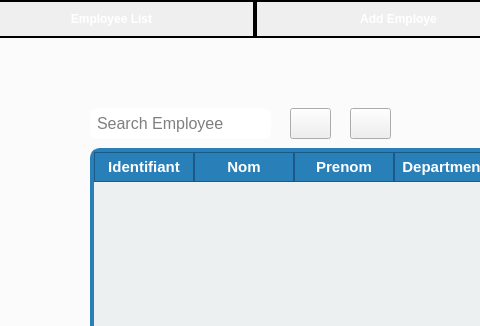
This is employeepage.ui in Projetcpp-2A11/LeagueManagementStudio as Qt 5 draws it before an edit; both pictures show x 152 to 632 and y 0 to 326 of the 1050 by 681 pixel window. The edited form follows.
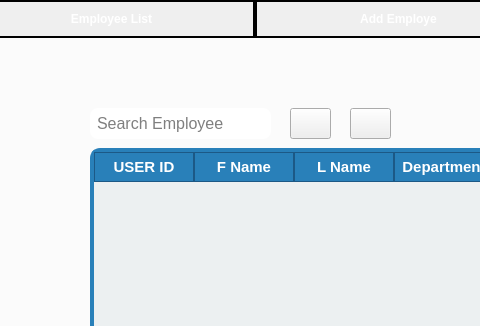
This is the edited form. Icons and pictures are not drawn.

```diff
--- a/employeepage.ui
+++ b/employeepage.ui
@@ -289,6 +289,7 @@
 QTableWidget::item {
     padding: 10px;
     border-bottom: 1px solid #bdc3c7;
+	color:black;
 }
 
 QTableWidget::item:selected {
@@ -316,6 +317,32 @@
     background-color: #2980b9;
     border: 1px solid #1c5986;
 }
+
+QTableWidget QWidget {
+background:transparent;
+
+	}
+QTableWidget QPushButton {
+    background-color: qlineargradient(spread:pad, 
+                            x1:0, y1:0, x2:1, y2:1, 
+                            stop:0 rgba(255, 0, 0, 255), 
+                            stop:0.41 rgba(195, 22, 58, 255), 
+                            stop:1 rgba(255, 117, 0, 255));  
+    border-radius: 10px;
+    color: white;
+    font-size: 12px;
+min-width: 100px;  /* Ensure a minimum width */
+    min-height: 40px;  /* Ensure a minimum height */
+}
+
+QTableWidget QPushButton:hover {
+    background-color: qlineargradient(x1: 0.25, y1: 0, x2: 0.75, y2: 1, 
+                            stop: 0 rgba(0, 255, 254, 255),     
+                            stop: 0.26 rgba(38, 170, 196, 255), 
+                            stop: 0.67 rgba(89, 85, 131, 255),
+                            stop: 1 rgba(0, 238, 255, 255));  
+}
+
 </string>
         </property>
         <attribute name="horizontalHeaderStretchLastSection">
@@ -323,17 +350,17 @@
         </attribute>
         <column>
          <property name="text">
-          <string>Identifiant</string>
+          <string>USER ID</string>
          </property>
         </column>
         <column>
          <property name="text">
-          <string>Nom</string>
+          <string>F Name</string>
          </property>
         </column>
         <column>
          <property name="text">
-          <string>Prenom</string>
+          <string>L Name</string>
          </property>
         </column>
         <column>
```
Left out of the diff: 50 changed lines with no effect on the pictures.
